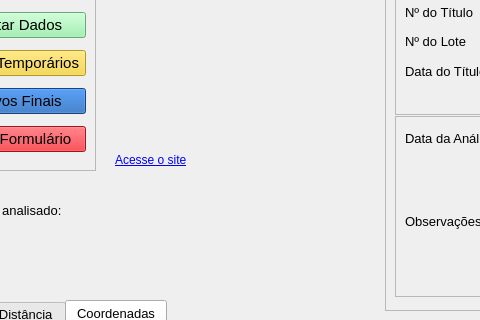
First picture: the form in recongeo_dialog_base.ui, repository Isr4elEly/recongeo, before the edit; both pictures show x 85 to 565 and y 90 to 410 of the 1050 by 844 pixel window.
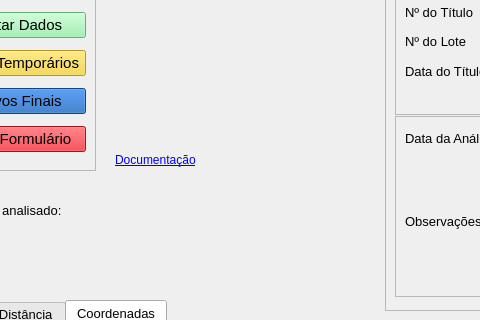
Second picture: the form after the edit. Icons and pictures are not drawn. Custom widgets are drawn as their Qt base class.

Commit message: config icon

```diff
--- a/recongeo_dialog_base.ui
+++ b/recongeo_dialog_base.ui
@@ -1248,7 +1248,7 @@
     </rect>
    </property>
    <property name="text">
-    <string>&lt;a href=&quot;https://google.com&quot;&gt;Acesse o site&lt;/a&gt;</string>
+    <string>&lt;a href=&quot;https://isr4elely.github.io/recongeo/&quot;&gt;Documentação&lt;/a&gt;</string>
    </property>
    <property name="openExternalLinks">
     <bool>true</bool>
```
The commit also changes 2 other files.
